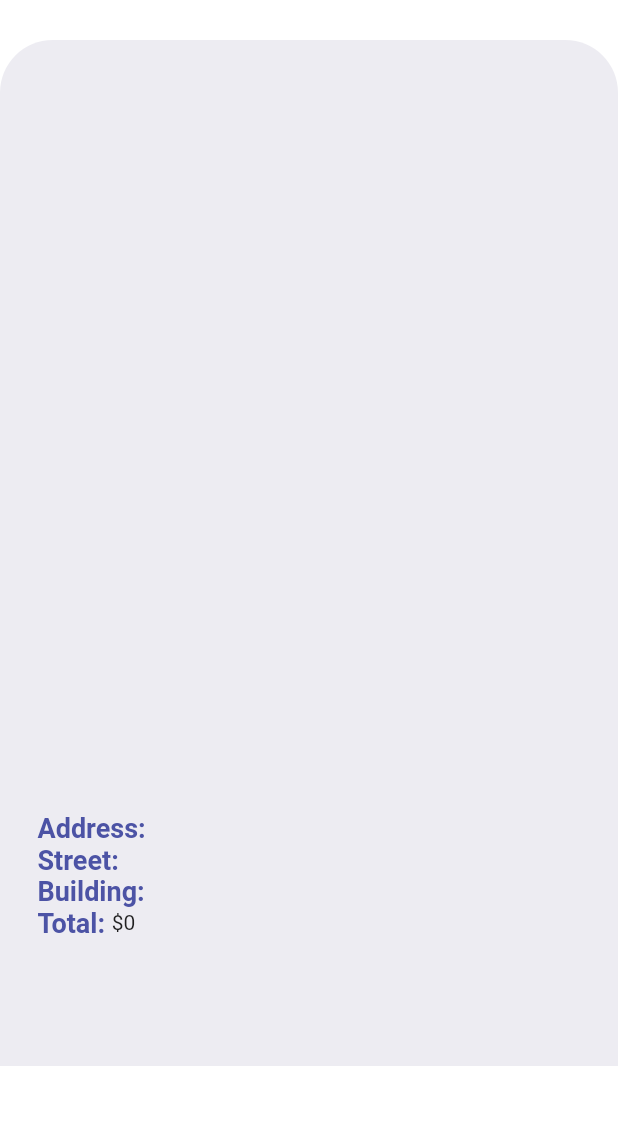
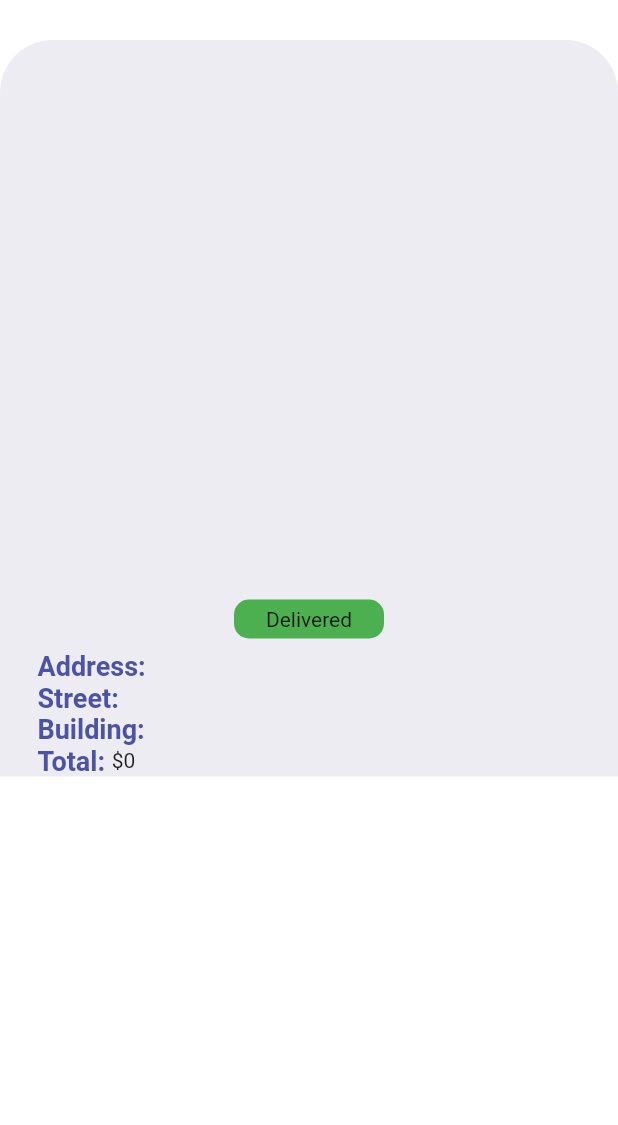
Before and after one commit to WarwarLouay/e_commerce_ui, a Flutter app: the OrderDetailsPage screen opened directly with empty values, on a phone screen of 412 x 824 dp, the part 80-1205 px from its top. Run offline on Flutter 3.47's test engine with Material 2 defaults, Android fonts, the phone set to English and light mode, and no system bars; our stand-ins replace badges, curved_navigation_bar, flutter_rating_bar, shared_preferences; missing offline and left inert: clippy_flutter, fl_country_code_picker; accounts and stored records are empty; network calls fail.

Commit message:
order status

```diff
--- a/lib/pages/order_details_page.dart
+++ b/lib/pages/order_details_page.dart
@@ -22,13 +22,13 @@ class _OrderDetailsPageState extends State<OrderDetailsPage> {
     var shippingStreet = routeArgs['shippingStreet']!;
     var shippingBuilding = routeArgs['shippingBuilding']!;
     var total = routeArgs['total']!;
+    var status = routeArgs['status']!;
     return Scaffold(
       body: ListView(
         physics: const BouncingScrollPhysics(),
         children: [
           OrdersAppBar(),
           Container(
-            height: MediaQuery.of(context).size.height - 140,
             padding: EdgeInsets.only(top: 15),
             decoration: BoxDecoration(
               color: Color(0xFFEDECF2),
@@ -40,14 +40,13 @@ class _OrderDetailsPageState extends State<OrderDetailsPage> {
             child: Column(
               children: [
                 Container(
-                  height: 500,
+                  height: 350,
                   child: ListView.builder(
                     physics: const BouncingScrollPhysics(),
                     itemCount: orderProduct.length,
                     itemBuilder: (context, index) => Column(
                       children: [
                         Container(
-                          height: 110,
                           margin: EdgeInsets.symmetric(
                             horizontal: 15,
                             vertical: 10,
@@ -118,6 +117,21 @@ class _OrderDetailsPageState extends State<OrderDetailsPage> {
                         ),
                       ],
                     ),
+                  ),
+                ),
+                Padding(
+                  padding: const EdgeInsets.all(8.0),
+                  child: Container(
+                    alignment: Alignment.center,
+                    decoration: BoxDecoration(
+                      color: status == '-1' ? Colors.red : status == '0' ? Colors.orange : Colors.green,
+                      borderRadius: BorderRadius.circular(10)
+                    ),
+                    width: 100,
+                      child: Padding(
+                        padding: EdgeInsets.symmetric(vertical: 5),
+                        child: Text(status == '-1' ? 'Rejected' : status == '0' ? 'Pending': 'Delivered'),
+                      ),
                   ),
                 ),
                 Padding(
--- a/lib/pages/orders_page.dart
+++ b/lib/pages/orders_page.dart
@@ -91,6 +91,7 @@ class _OrdersPageState extends State<OrdersPage> {
                                           orderItem.orderItem[index]['shipping']
                                               ['Building'],
                                       'total': orderItem.orderItem[index]['total'],
+                                      'status': orderItem.orderItem[index]['status'],
                                     });
                               },
                             ),
--- a/lib/providers/cart.dart
+++ b/lib/providers/cart.dart
@@ -124,6 +124,7 @@ class Cart with ChangeNotifier {
   Future<void> addOrder() async {
     final prefs = await SharedPreferences.getInstance();
     final user = prefs.getString("uid");
+    final email = prefs.getString("email");
     final shipping = prefs.getString("shipping");
 
     cartItem.forEach((prod) => productOrder
@@ -139,6 +140,7 @@ class Cart with ChangeNotifier {
       body: json.encode(
         {
           'user': user,
+          'email': email,
           'shipping': shipping,
           'product': productOrder,
           'total': totalAmount.toStringAsFixed(2),
--- a/lib/providers/user.dart
+++ b/lib/providers/user.dart
@@ -108,6 +108,7 @@ class User with ChangeNotifier {
       final prefs = await SharedPreferences.getInstance();
       prefs.setString("token", responseData['token']);
       prefs.setString("uid", responseData['user']['_id']);
+      prefs.setString("email", responseData['user']['email']);
 
       const api2 = 'http://192.168.0.107:4000/api/shipping/get';
       final Uri url2 = Uri.parse(api2);
--- a/lib/widgets/cart_bottom_navbar.dart
+++ b/lib/widgets/cart_bottom_navbar.dart
@@ -171,7 +171,6 @@ class _CartBottomNavBarState extends State<CartBottomNavBar> {
                   ),
                 ),
                 Text(
-                  //'\$210',
                   '\$${cart.totalAmount.toStringAsFixed(2)}',
                   style: TextStyle(
                     fontSize: 22,
```
